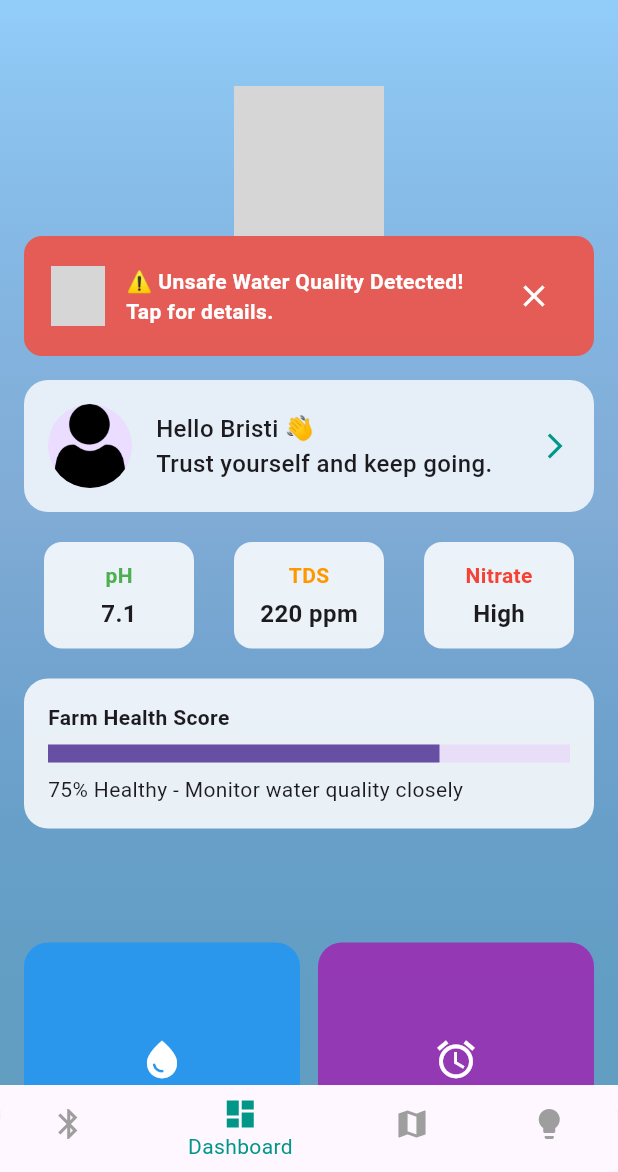
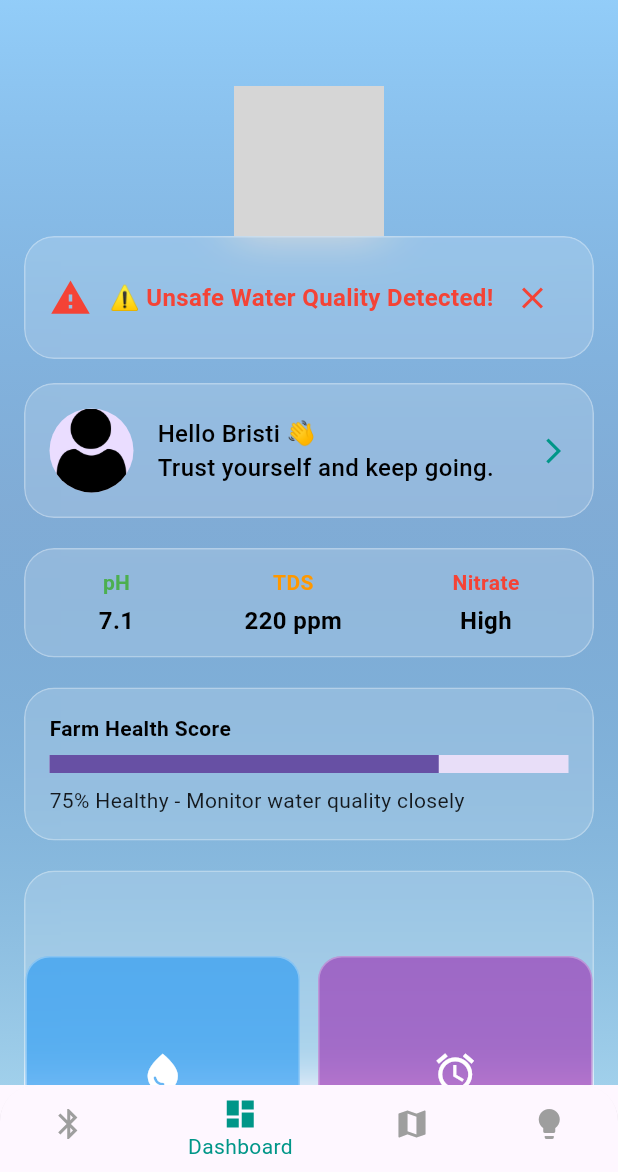
Before and after one commit to bristisamanta/vita-stream-fronted, a Flutter app: the DashboardScreen screen opened by its route, on a phone screen of 412 x 824 dp, the part 64-1236 px from its top. Run offline on Flutter 3.47's test engine with Material 3 defaults, Android fonts, the phone set to English and light mode, and no system bars; our stand-ins replace animated_background, flutter_local_notifications, flutter_svg, geolocator, google_maps_flutter, image_picker and 4 more; accounts and stored records are empty; grey boxes are pictures that could not be loaded.

Commit message:
Updated dashboard

```diff
--- a/lib/screens/dashboard_screen.dart
+++ b/lib/screens/dashboard_screen.dart
@@ -1,16 +1,13 @@
+import 'dart:ui';
 import 'package:flutter/material.dart';
 import 'package:provider/provider.dart';
 import 'package:flutter_local_notifications/flutter_local_notifications.dart';
 import 'package:lottie/lottie.dart';
 import '../l10n/app_localizations.dart';
 
-
-
-
 // ✅ Providers
 import '../providers/theme_provider.dart';
 import '../providers/locale_provider.dart';
-
 
 // ✅ Import the global plugin instance
 import '../main.dart'; // gives access to flutterLocalNotificationsPlugin
@@ -28,11 +25,10 @@ class DashboardScreen extends StatefulWidget {
 }
 
 class _DashboardScreenState extends State<DashboardScreen> {
-  int _selectedIndex = 1; // Default = Dashboard
+  int _selectedIndex = 1;
   bool showRiskBanner = true;
   bool isLoading = false;
 
-  // ✅ Simulated API
   Future<void> fetchRiskData() async {
     setState(() => isLoading = true);
     try {
@@ -51,7 +47,6 @@ class _DashboardScreenState extends State<DashboardScreen> {
     }
   }
 
-  // ✅ Local Notification
   Future<void> showAlertNotification() async {
     const AndroidNotificationDetails androidDetails = AndroidNotificationDetails(
       'alert_channel',
@@ -64,7 +59,6 @@ class _DashboardScreenState extends State<DashboardScreen> {
     const NotificationDetails platformDetails =
         NotificationDetails(android: androidDetails);
 
-    // ✅ works because we imported from main.dart
     await flutterLocalNotificationsPlugin.show(
       0,
       "Unsafe Water Quality!",
@@ -86,12 +80,13 @@ class _DashboardScreenState extends State<DashboardScreen> {
 
   @override
   Widget build(BuildContext context) {
-    final themeProvider = Provider.of<ThemeProvider>(context, listen: true);  // ✅ FIXED
-    final localeProvider = Provider.of<LocaleProvider>(context, listen: true); // (added listen too)
+    final themeProvider = Provider.of<ThemeProvider>(context, listen: true);
+    final localeProvider = Provider.of<LocaleProvider>(context, listen: true);
+    final isDark = Theme.of(context).brightness == Brightness.dark;
 
     final List<Widget> pages = [
       const PairingScreen(),
-      _buildDashboardPage(context),
+      _buildDashboardPage(context, isDark),
       const MapScreen(),
       const TipsScreen(),
     ];
@@ -102,7 +97,6 @@ class _DashboardScreenState extends State<DashboardScreen> {
       AppLocalizations.of(context)!.safeWaterSources,
       AppLocalizations.of(context)!.tips,
     ];
-
 
     return Scaffold(
       extendBodyBehindAppBar: true,
@@ -115,7 +109,6 @@ class _DashboardScreenState extends State<DashboardScreen> {
               color: Colors.white, fontWeight: FontWeight.bold),
         ),
         actions: [
-          // ✅ Language Change Button
           PopupMenuButton<String>(
             icon: const Icon(Icons.language, color: Colors.white),
             onSelected: (value) {
@@ -139,7 +132,9 @@ class _DashboardScreenState extends State<DashboardScreen> {
               color: Colors.white,
             ),
             onPressed: () {
-      themeProvider.toggleTheme(themeProvider.themeMode != ThemeMode.dark,);
+              themeProvider.toggleTheme(
+                themeProvider.themeMode != ThemeMode.dark,
+              );
             },
           ),
           IconButton(
@@ -162,6 +157,7 @@ class _DashboardScreenState extends State<DashboardScreen> {
           topRight: Radius.circular(24),
         ),
         child: BottomNavigationBar(
+          backgroundColor: Colors.black.withOpacity(0.2),
           currentIndex: _selectedIndex,
           onTap: (index) => setState(() => _selectedIndex = index),
           selectedItemColor: Colors.teal,
@@ -179,8 +175,7 @@ class _DashboardScreenState extends State<DashboardScreen> {
     );
   }
 
-  // ✅ Dashboard Page
-  Widget _buildDashboardPage(BuildContext context) {
+  Widget _buildDashboardPage(BuildContext context, bool isDark) {
     return Container(
       key: const ValueKey("dashboard"),
       decoration: const BoxDecoration(
@@ -190,7 +185,7 @@ class _DashboardScreenState extends State<DashboardScreen> {
           colors: [
             Color.fromARGB(182, 110, 197, 255),
             Color.fromARGB(127, 2, 96, 172),
-            Color.fromARGB(223, 74, 145, 184)
+            Color.fromARGB(223, 147, 202, 232)
           ],
         ),
       ),
@@ -207,156 +202,148 @@ class _DashboardScreenState extends State<DashboardScreen> {
                   height: 100,
                 ),
               ),
-            if (showRiskBanner) _buildRiskBanner(),
+            if (showRiskBanner) ...[
+              _glassCard(_buildRiskBanner()),
               const SizedBox(height: 16),
-            _buildProfileCard(),
+            ],
+            _glassCard(_buildProfileCard(isDark)),
             const SizedBox(height: 20),
-            _buildReadingsRow(),
+            _glassCard(_buildReadingsRow(isDark)),
             const SizedBox(height: 20),
-            _buildFarmHealth(),
+            _glassCard(_buildFarmHealth(isDark)),
             const SizedBox(height: 20),
-            _buildFeatureGrid(context),
+            _glassCard(_buildFeatureGrid(context)),
             const SizedBox(height: 20),
-            _buildVideoPlaceholder(),
+            _glassCard(_buildVideoPlaceholder()),
           ],
         ),
       ),
     );
   }
 
-  // ✅ Risk Notification Banner
-  Widget _buildRiskBanner() {
-    return GestureDetector(
-      onTap: () {
-        Navigator.pushNamed(context, "/alert");
-      },
-      child: Dismissible(
-        key: const ValueKey("riskBanner"),
-        direction: DismissDirection.endToStart,
-        onDismissed: (_) {
-          setState(() {
-            showRiskBanner = false;
-          });
-        },
-        background: Container(color: Colors.transparent),
+  Widget _glassCard(Widget child) {
+    return ClipRRect(
+      borderRadius: BorderRadius.circular(20),
+      child: BackdropFilter(
+        filter: ImageFilter.blur(sigmaX: 15, sigmaY: 15),
         child: Container(
-          padding: const EdgeInsets.all(16),
           decoration: BoxDecoration(
-            color: const Color.fromARGB(221, 238, 82, 70).withOpacity(0.9),
-            borderRadius: BorderRadius.circular(12),
+            color: Colors.white.withOpacity(0.15),
+            borderRadius: BorderRadius.circular(20),
+            border: Border.all(color: Colors.white.withOpacity(0.3), width: 1),
           ),
-          child: Row(
-            children: [
-              Lottie.asset(
-                'assets/lottie/alert.json',
-                width: 40,
-                height: 40,
-                repeat: true,
-              ),
-              const SizedBox(width: 12),
-              const Expanded(
-                child: Text(
-                  "⚠️ Unsafe Water Quality Detected! Tap for details.",
-                  style: TextStyle(
-                      color: Colors.white, fontWeight: FontWeight.bold),
-                ),
-              ),
-              IconButton(
-                icon: const Icon(Icons.close, color: Colors.white),
-                onPressed: () => setState(() => showRiskBanner = false),
-              ),
-            ],
-          ),
+          child: child,
         ),
       ),
     );
   }
 
-  // ✅ Profile Card
-  Widget _buildProfileCard() {
-    return GestureDetector(
-      onTap: () => Navigator.pushNamed(context, "/profile"),
-      child: Container(
-        padding: const EdgeInsets.all(16),
-        decoration: BoxDecoration(
-          color: Colors.white.withOpacity(0.8),
-          borderRadius: BorderRadius.circular(16),
-        ),
+  Widget _buildRiskBanner() {
+    return Padding(
+      padding: const EdgeInsets.all(16.0),
       child: Row(
-          children: const [
-            CircleAvatar(
-              radius: 28,
-              backgroundImage: AssetImage("assets/images/profile.jpg"),
-            ),
-            SizedBox(width: 16),
-            Expanded(
+        children: [
+          const Icon(Icons.warning, color: Colors.red, size: 28),
+          const SizedBox(width: 12),
+          const Expanded(
             child: Text(
-                "Hello Bristi 👋\nTrust yourself and keep going.",
-                style: TextStyle(fontSize: 16, fontWeight: FontWeight.w500),
+              "⚠️ Unsafe Water Quality Detected!",
+              style: TextStyle(
+                  color: Colors.red,
+                  fontSize: 16,
+                  fontWeight: FontWeight.bold),
             ),
           ),
-            Icon(Icons.arrow_forward_ios, color: Colors.teal, size: 20),
+          IconButton(
+            icon: const Icon(Icons.close, color: Colors.red),
+            onPressed: () {
+              setState(() {
+                showRiskBanner = false;
+              });
+            },
+          )
         ],
-        ),
       ),
     );
   }
 
-  // ✅ Readings Row
-  Widget _buildReadingsRow() {
-    return Row(
-      mainAxisAlignment: MainAxisAlignment.spaceAround,
+  Widget _buildProfileCard(bool isDark) {
+    return Padding(
+      padding: const EdgeInsets.all(16.0),
+      child: Row(
         children: [
-        _readingCard("pH", "7.1", Colors.green),
-        _readingCard("TDS", "220 ppm", Colors.orange),
-        _readingCard("Nitrate", "High", Colors.red),
+          const CircleAvatar(
+            radius: 28,
+            backgroundImage: AssetImage("assets/images/profile.jpg"),
+          ),
+          const SizedBox(width: 16),
+          Expanded(
+            child: Text(
+              "Hello Bristi 👋\nTrust yourself and keep going.",
+              style: TextStyle(
+                fontSize: 16,
+                fontWeight: FontWeight.w500,
+                color: isDark ? Colors.white : Colors.black,
+              ),
+            ),
+          ),
+          const Icon(Icons.arrow_forward_ios, color: Colors.teal, size: 20),
         ],
+      ),
     );
   }
 
-  Widget _readingCard(String label, String value, Color color) {
-    return Container(
-      padding: const EdgeInsets.all(12),
-      width: 100,
-      decoration: BoxDecoration(
-        color: Colors.white.withOpacity(0.85),
-        borderRadius: BorderRadius.circular(12),
+  Widget _buildReadingsRow(bool isDark) {
+    return Padding(
+      padding: const EdgeInsets.all(12.0),
+      child: Row(
+        mainAxisAlignment: MainAxisAlignment.spaceAround,
+        children: [
+          _readingCard("pH", "7.1", Colors.green, isDark),
+          _readingCard("TDS", "220 ppm", Colors.orange, isDark),
+          _readingCard("Nitrate", "High", Colors.red, isDark),
+        ],
       ),
-      child: Column(
+    );
+  }
+
+  Widget _readingCard(String label, String value, Color color, bool isDark) {
+    return Column(
       children: [
         Text(label,
             style: TextStyle(color: color, fontWeight: FontWeight.bold)),
         const SizedBox(height: 4),
         Text(value,
-              style:
-                  const TextStyle(fontSize: 16, fontWeight: FontWeight.bold)),
+            style: TextStyle(
+              fontSize: 16,
+              fontWeight: FontWeight.bold,
+              color: isDark ? Colors.white : Colors.black,
+            )),
+      ],
+    );
+  }
+
+  Widget _buildFarmHealth(bool isDark) {
+    return Padding(
+      padding: const EdgeInsets.all(16.0),
+      child: Column(
+        crossAxisAlignment: CrossAxisAlignment.start,
+        children: [
+          Text("Farm Health Score",
+              style: TextStyle(
+                  fontWeight: FontWeight.bold,
+                  color: isDark ? Colors.white : Colors.black)),
+          const SizedBox(height: 8),
+          const LinearProgressIndicator(value: 0.75, minHeight: 12),
+          const SizedBox(height: 8),
+          Text("75% Healthy - Monitor water quality closely",
+              style: TextStyle(
+                  color: isDark ? Colors.white70 : Colors.black87)),
         ],
       ),
     );
   }
 
-  // ✅ Farm Health
-  Widget _buildFarmHealth() {
-    return Container(
-      padding: const EdgeInsets.all(16),
-      decoration: BoxDecoration(
-        color: Colors.white.withOpacity(0.85),
-        borderRadius: BorderRadius.circular(16),
-      ),
-      child: Column(
-        crossAxisAlignment: CrossAxisAlignment.start,
-        children: const [
-          Text("Farm Health Score", style: TextStyle(fontWeight: FontWeight.bold)),
-          SizedBox(height: 8),
-          LinearProgressIndicator(value: 0.75, minHeight: 12),
-          SizedBox(height: 8),
-          Text("75% Healthy - Monitor water quality closely"),
-        ],
-      ),
-    );
-  }
-
-  // ✅ Feature Grid
   Widget _buildFeatureGrid(BuildContext context) {
     return GridView.count(
       crossAxisCount: 2,
@@ -382,8 +369,9 @@ class _DashboardScreenState extends State<DashboardScreen> {
       onTap: onTap,
       child: Container(
         decoration: BoxDecoration(
-          color: color.withOpacity(0.85),
           borderRadius: BorderRadius.circular(16),
+          color: color.withOpacity(0.6),
+          border: Border.all(color: Colors.white.withOpacity(0.3)),
         ),
         child: Center(
           child: Column(
@@ -401,14 +389,14 @@ class _DashboardScreenState extends State<DashboardScreen> {
     );
   }
 
-  // ✅ Video Placeholder
   Widget _buildVideoPlaceholder() {
     return Container(
       height: 200,
       alignment: Alignment.center,
       decoration: BoxDecoration(
-        color: Colors.black.withOpacity(0.2),
         borderRadius: BorderRadius.circular(16),
+        color: Colors.black.withOpacity(0.3),
+        border: Border.all(color: Colors.white.withOpacity(0.3)),
       ),
       child: const Text("🎥 Tutorial Video Coming Soon",
           style: TextStyle(color: Colors.white)),
```
Lines whose indentation alone changed are shown as unchanged.
